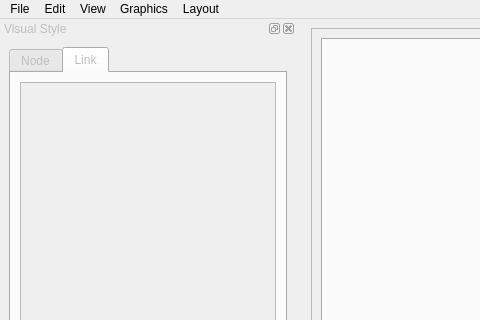
This is nezzle/ui/ui_mainwindow.ui in dwgoon/nezzle as Qt 5 draws it before an edit; both pictures show x 0 to 480 and y 0 to 320 of the 1347 by 833 pixel window. The edited form follows.
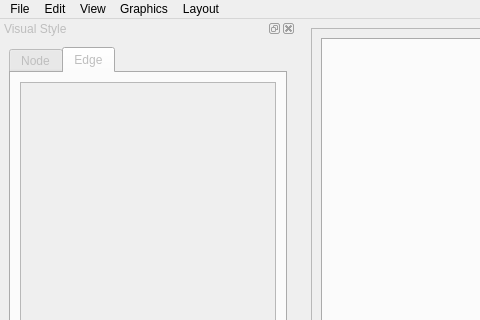
This is the edited form. Custom widgets are drawn as their Qt base class.

Commit message: Rename link as edge

What changed in the file:
```diff
--- a/nezzle/ui/ui_mainwindow.ui
+++ b/nezzle/ui/ui_mainwindow.ui
@@ -383,7 +383,7 @@
        </widget>
        <widget class="QWidget" name="ui_linkTabLayout">
         <attribute name="title">
-         <string>Link</string>
+         <string>Edge</string>
         </attribute>
         <layout class="QHBoxLayout" name="horizontalLayout_6">
          <item>
```
Left out of the diff: 38 changed lines with no effect on the pictures. The commit also changes 71 other files.
